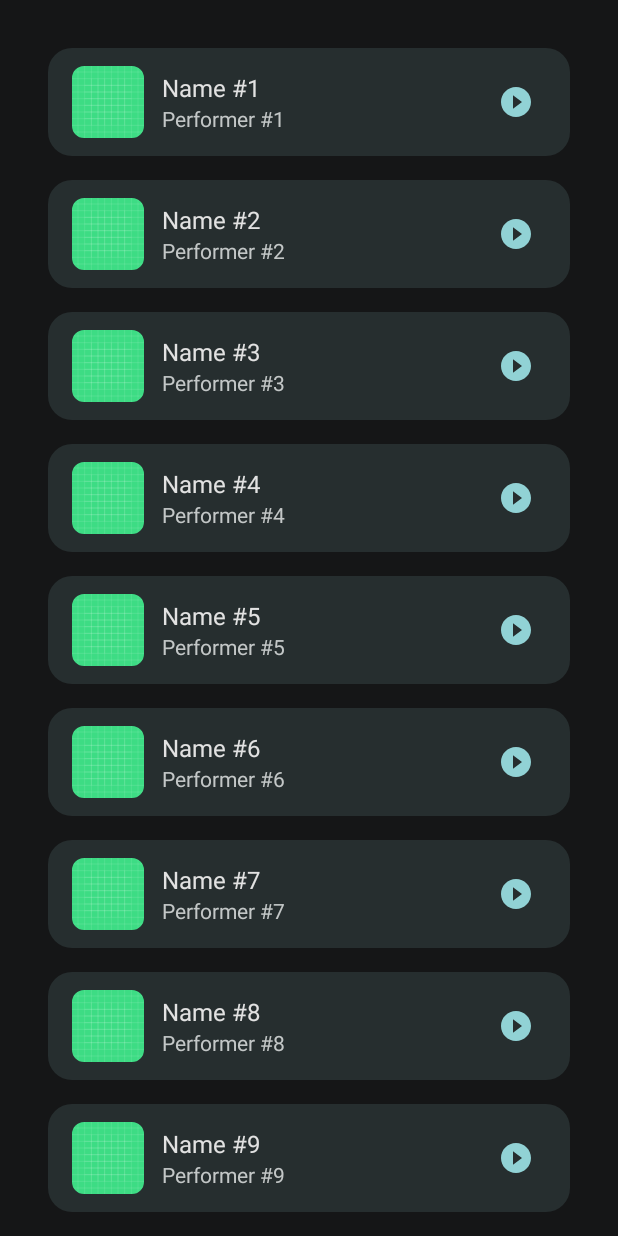
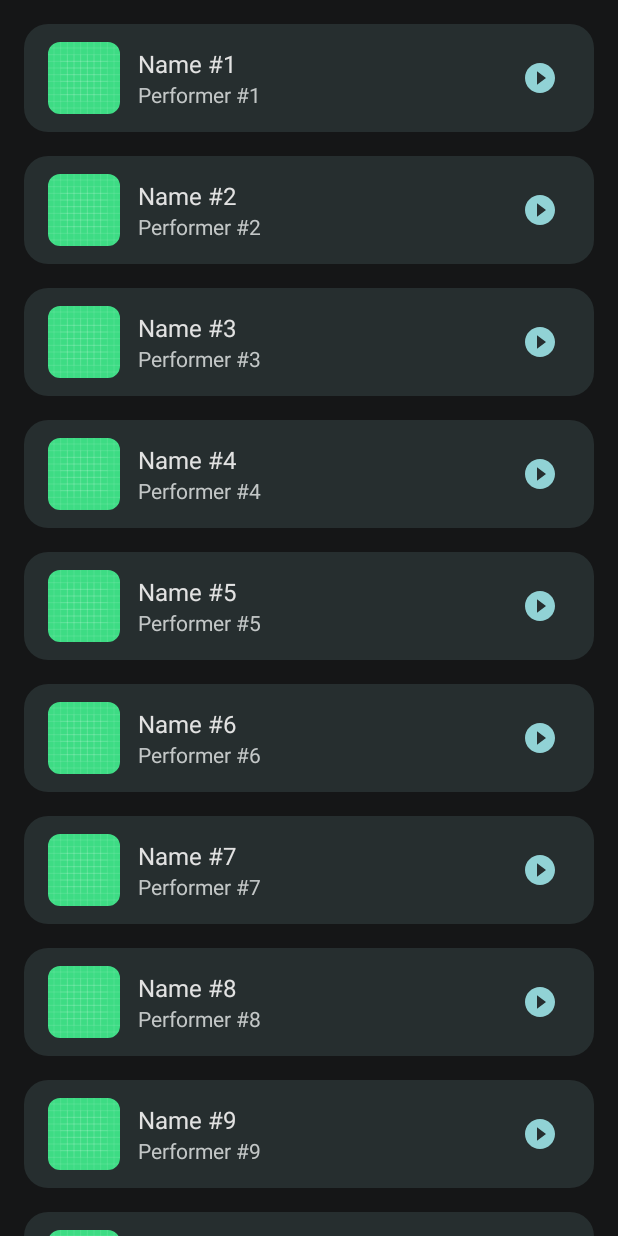
Before and after one commit to leroufeed/AndroidCourseNaida, an Android app built with Jetpack Compose: the screen it shows after launch (MainActivity), on a phone screen of 412 x 824 dp. Run offline under Robolectric (Android 15) with nearby library versions, the phone set to English and light mode, and no system bars; Roboto replaces fonts that are not available here.

Commit message:
fix side padding

```diff
--- a/MusicPlayer/app/src/main/res/layout/activity_main.xml
+++ b/MusicPlayer/app/src/main/res/layout/activity_main.xml
@@ -3,8 +3,7 @@
     android:layout_width="match_parent"
     android:layout_height="match_parent"
     android:orientation="vertical"
-    android:background="#151617"
-    android:padding="16dp">
+    android:background="#151617">
 
     <androidx.recyclerview.widget.RecyclerView
         android:id="@+id/recyclerView"
```
